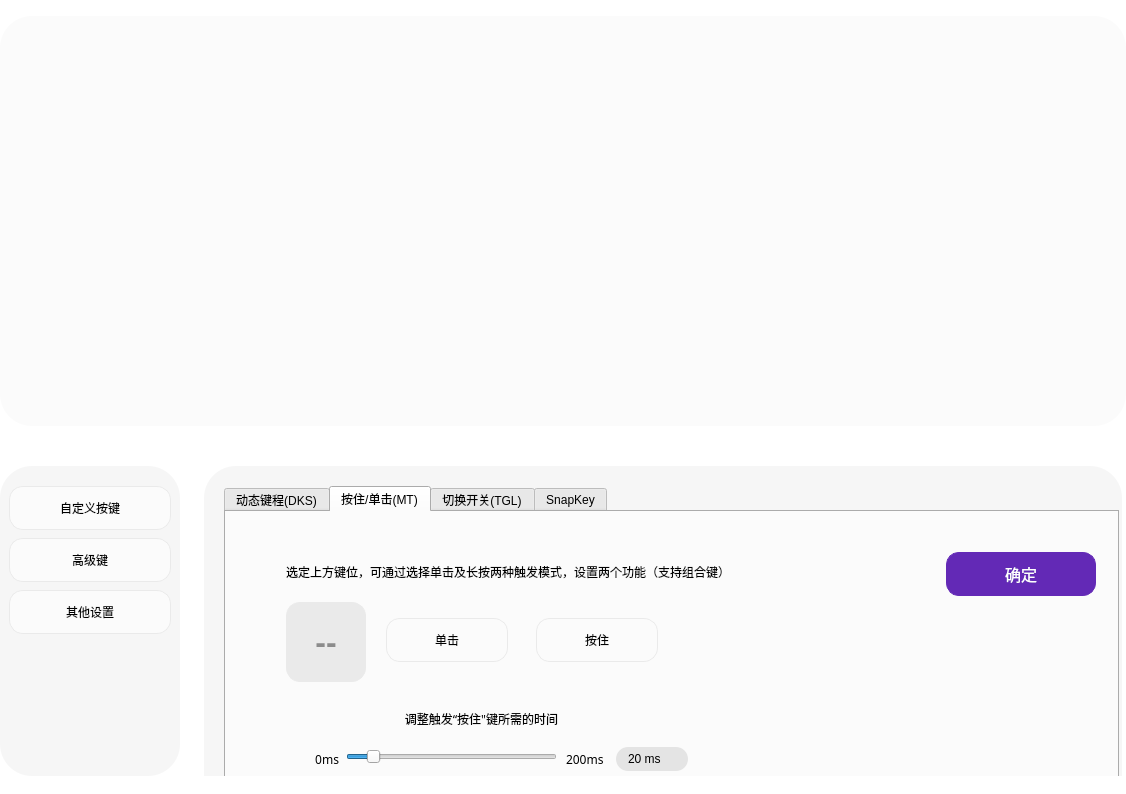
Above: FrameKeySetting.ui from wlffeng2008/AkkoStudio before the change. Below: the same form after it.
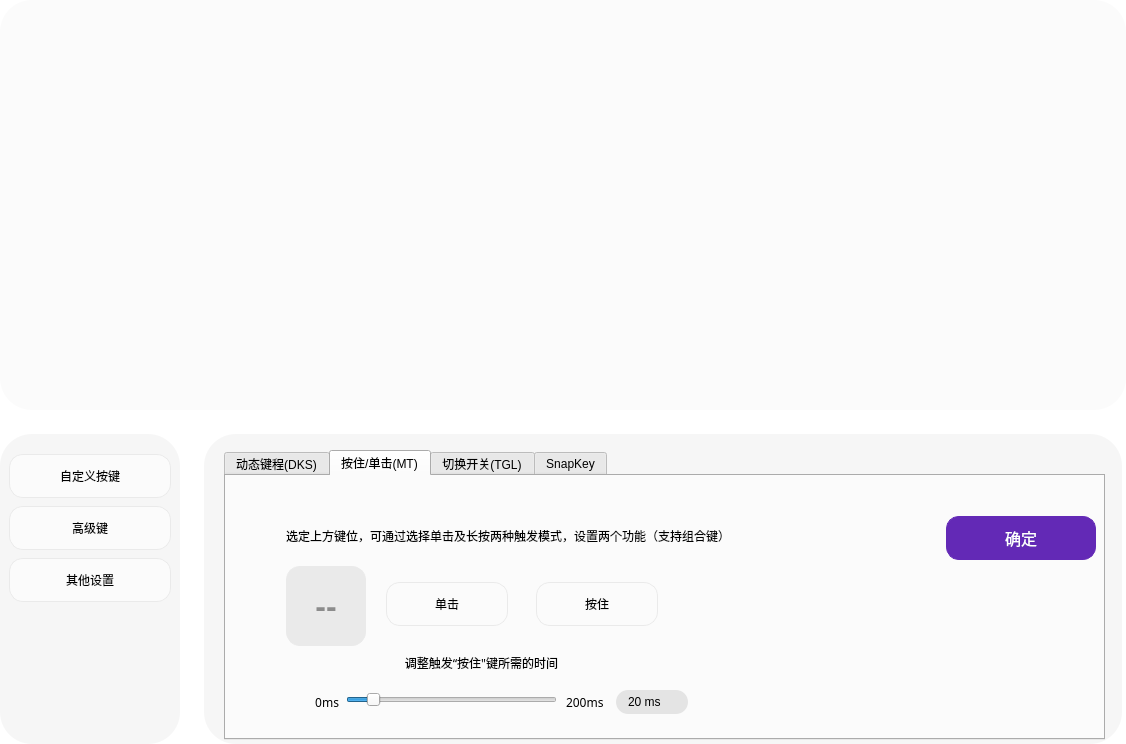
That is the form after the change. The open tabs and pages were chosen to show the change. Icons and pictures are not drawn. Custom widgets are drawn as their Qt base class.

Patch:
```diff
--- a/FrameKeySetting.ui
+++ b/FrameKeySetting.ui
@@ -7,7 +7,7 @@
     <x>0</x>
     <y>0</y>
     <width>1126</width>
-    <height>794</height>
+    <height>744</height>
    </rect>
   </property>
   <property name="font">
@@ -974,7 +974,7 @@
                <x>0</x>
                <y>0</y>
                <width>918</width>
-               <height>341</height>
+               <height>310</height>
               </rect>
              </property>
              <property name="styleSheet">
@@ -991,9 +991,9 @@
               <property name="geometry">
                <rect>
                 <x>20</x>
-                <y>20</y>
-                <width>895</width>
-                <height>310</height>
+                <y>16</y>
+                <width>881</width>
+                <height>290</height>
                </rect>
               </property>
               <property name="cursor">
@@ -1400,7 +1400,7 @@
                 <property name="geometry">
                  <rect>
                   <x>60</x>
-                  <y>196</y>
+                  <y>176</y>
                   <width>391</width>
                   <height>21</height>
                  </rect>
@@ -1429,7 +1429,7 @@
                 <property name="geometry">
                  <rect>
                   <x>60</x>
-                  <y>235</y>
+                  <y>214</y>
                   <width>53</width>
                   <height>24</height>
                  </rect>
@@ -1455,7 +1455,7 @@
                 <property name="geometry">
                  <rect>
                   <x>340</x>
-                  <y>235</y>
+                  <y>214</y>
                   <width>53</width>
                   <height>24</height>
                  </rect>
@@ -1478,7 +1478,7 @@
                 <property name="geometry">
                  <rect>
                   <x>120</x>
-                  <y>230</y>
+                  <y>209</y>
                   <width>211</width>
                   <height>30</height>
                  </rect>
@@ -1500,7 +1500,7 @@
                 <property name="geometry">
                  <rect>
                   <x>390</x>
-                  <y>235</y>
+                  <y>214</y>
                   <width>72</width>
                   <height>24</height>
                  </rect>
```
Left out of the diff: 12 changed lines with no effect on the pictures.
